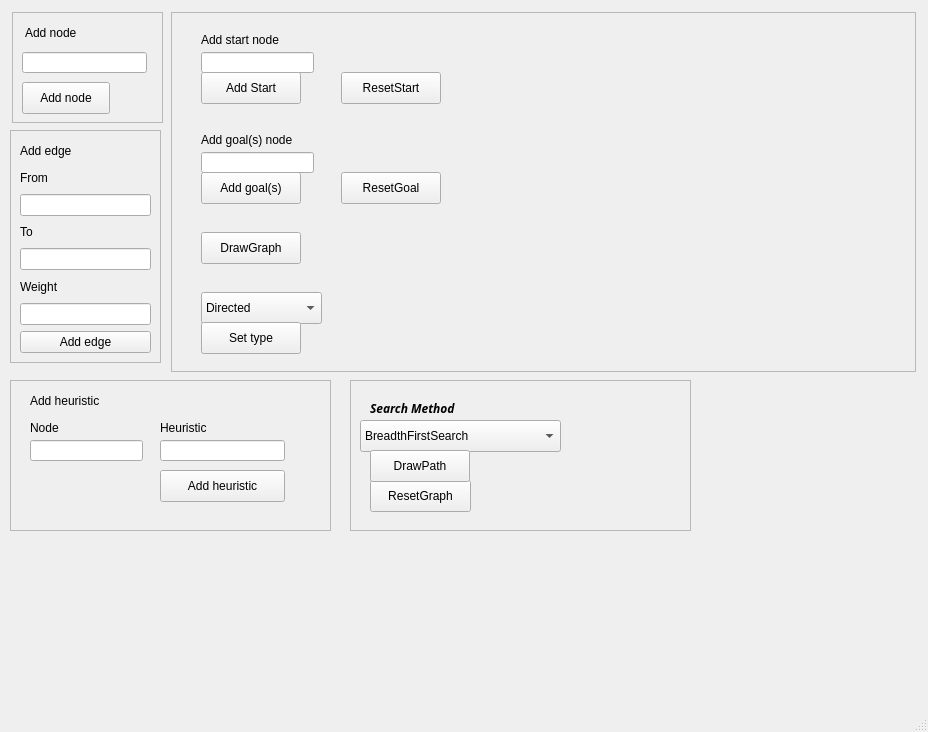
KarimAshraf21/ai-project, file src/WelcomeScreen.ui: the form before one commit.
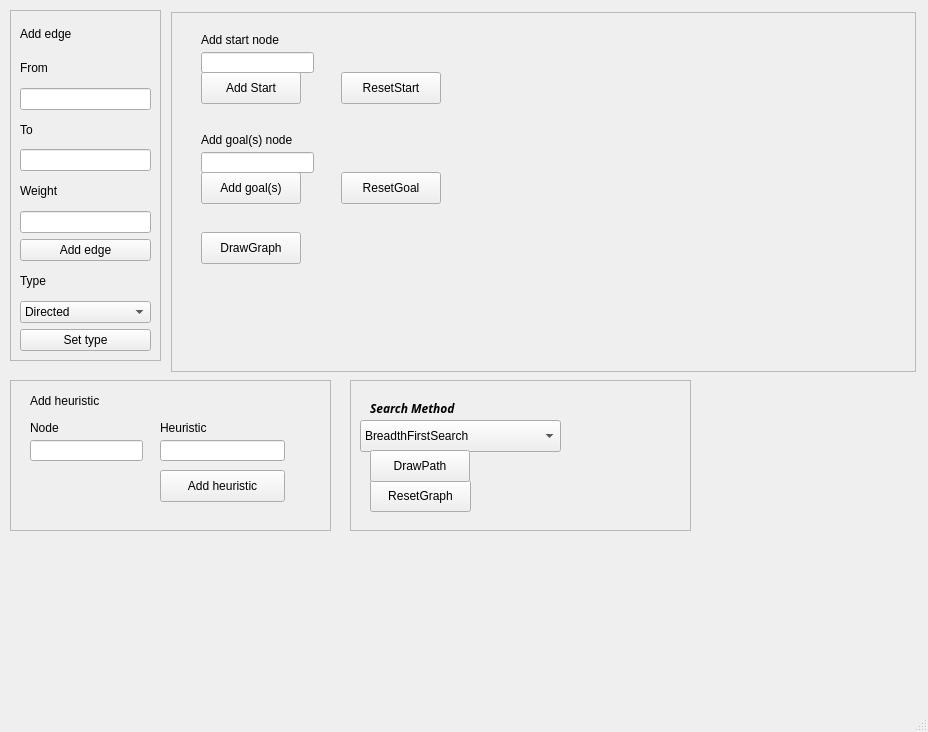
The form after the commit.

Commit message: colored nodes and updated gui

Patch:
```diff
--- a/src/WelcomeScreen.ui
+++ b/src/WelcomeScreen.ui
@@ -14,58 +14,6 @@
    <string>MainWindow</string>
   </property>
   <widget class="QWidget" name="centralwidget">
-   <widget class="QFrame" name="frame">
-    <property name="geometry">
-     <rect>
-      <x>12</x>
-      <y>12</y>
-      <width>151</width>
-      <height>111</height>
-     </rect>
-    </property>
-    <property name="frameShape">
-     <enum>QFrame::StyledPanel</enum>
-    </property>
-    <property name="frameShadow">
-     <enum>QFrame::Raised</enum>
-    </property>
-    <widget class="QLineEdit" name="NodeBox">
-     <property name="geometry">
-      <rect>
-       <x>10</x>
-       <y>40</y>
-       <width>125</width>
-       <height>21</height>
-      </rect>
-     </property>
-    </widget>
-    <widget class="QPushButton" name="AddNodeButton">
-     <property name="geometry">
-      <rect>
-       <x>10</x>
-       <y>70</y>
-       <width>88</width>
-       <height>32</height>
-      </rect>
-     </property>
-     <property name="text">
-      <string>Add node</string>
-     </property>
-    </widget>
-    <widget class="QLabel" name="label_2">
-     <property name="geometry">
-      <rect>
-       <x>13</x>
-       <y>13</y>
-       <width>58</width>
-       <height>16</height>
-      </rect>
-     </property>
-     <property name="text">
-      <string>Add node</string>
-     </property>
-    </widget>
-   </widget>
    <widget class="QFrame" name="frame_3">
     <property name="geometry">
      <rect>
@@ -192,39 +140,6 @@
       <string>ResetGoal</string>
      </property>
     </widget>
-    <widget class="QComboBox" name="DirectionBox">
-     <property name="geometry">
-      <rect>
-       <x>30</x>
-       <y>280</y>
-       <width>121</width>
-       <height>32</height>
-      </rect>
-     </property>
-     <item>
-      <property name="text">
-       <string>Directed</string>
-      </property>
-     </item>
-     <item>
-      <property name="text">
-       <string>UnDirected</string>
-      </property>
-     </item>
-    </widget>
-    <widget class="QPushButton" name="SetTypeButton">
-     <property name="geometry">
-      <rect>
-       <x>30</x>
-       <y>310</y>
-       <width>100</width>
-       <height>32</height>
-      </rect>
-     </property>
-     <property name="text">
-      <string>Set type</string>
-     </property>
-    </widget>
     <zorder>AddGoalsButton</zorder>
     <zorder>StartNodeBox</zorder>
     <zorder>GoalNodeBox</zorder>
@@ -432,9 +347,9 @@
     <property name="geometry">
      <rect>
       <x>10</x>
-      <y>130</y>
+      <y>10</y>
       <width>151</width>
-      <height>233</height>
+      <height>351</height>
      </rect>
     </property>
     <property name="frameShape">
@@ -488,6 +403,34 @@
        </property>
       </widget>
      </item>
+     <item>
+      <widget class="QLabel" name="label_2">
+       <property name="text">
+        <string>Type</string>
+       </property>
+      </widget>
+     </item>
+     <item>
+      <widget class="QComboBox" name="DirectionBox">
+       <item>
+        <property name="text">
+         <string>Directed</string>
+        </property>
+       </item>
+       <item>
+        <property name="text">
+         <string>UnDirected</string>
+        </property>
+       </item>
+      </widget>
+     </item>
+     <item>
+      <widget class="QPushButton" name="SetTypeButton">
+       <property name="text">
+        <string>Set type</string>
+       </property>
+      </widget>
+     </item>
     </layout>
    </widget>
   </widget>
```
Left out of the diff: 2 changed lines with no effect on the pictures. The commit also changes 1 other file.
